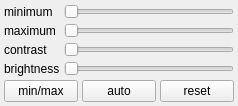
The window that cat/gui/contrast.ui (manerotoni/afw) describes before a commit, drawn with Qt 5.
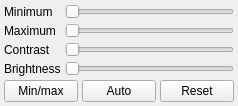
The same window after the commit.

```diff
--- a/cat/gui/contrast.ui
+++ b/cat/gui/contrast.ui
@@ -65,7 +65,7 @@
         </sizepolicy>
        </property>
        <property name="text">
-        <string>brightness</string>
+        <string>Brightness</string>
        </property>
       </widget>
      </item>
@@ -104,7 +104,7 @@
         </sizepolicy>
        </property>
        <property name="text">
-        <string>contrast</string>
+        <string>Contrast</string>
        </property>
       </widget>
      </item>
@@ -117,7 +117,7 @@
         </sizepolicy>
        </property>
        <property name="text">
-        <string>minimum</string>
+        <string>Minimum</string>
        </property>
       </widget>
      </item>
@@ -143,7 +143,7 @@
         </sizepolicy>
        </property>
        <property name="text">
-        <string>maximum</string>
+        <string>Maximum</string>
        </property>
       </widget>
      </item>
@@ -163,14 +163,14 @@
         </sizepolicy>
        </property>
        <property name="text">
-        <string>min/max</string>
+        <string>Min/max</string>
        </property>
       </widget>
      </item>
      <item>
       <widget class="QPushButton" name="autoBtn">
        <property name="text">
-        <string>auto</string>
+        <string>Auto</string>
        </property>
       </widget>
      </item>
@@ -183,7 +183,7 @@
         </sizepolicy>
        </property>
        <property name="text">
-        <string>reset</string>
+        <string>Reset</string>
        </property>
       </widget>
      </item>
```
